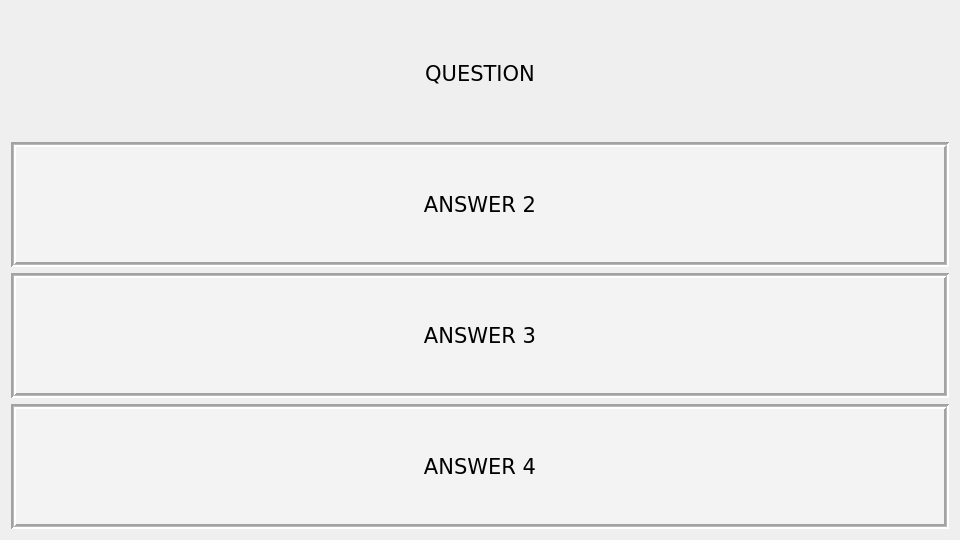
Before: the Qt Designer form checkeng/dialogs/test1/test1.ui in kusanekinov/CheckEng, drawn with Qt 5.
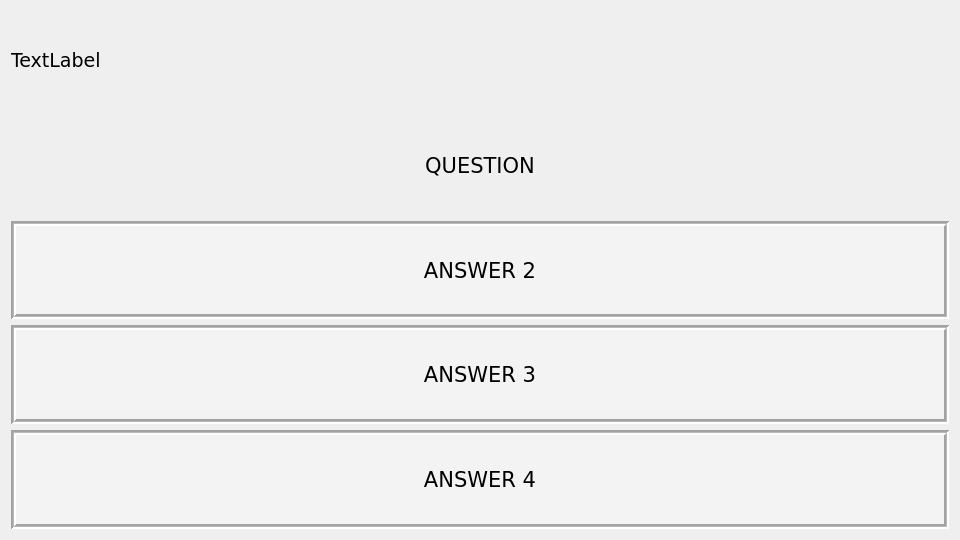
After: the same form once the commit is applied.

Diff of the .ui file:
```diff
--- a/checkeng/dialogs/test1/test1.ui
+++ b/checkeng/dialogs/test1/test1.ui
@@ -31,6 +31,13 @@
    <bool>false</bool>
   </property>
   <layout class="QVBoxLayout" name="verticalLayout">
+   <item>
+    <widget class="QLabel" name="label">
+     <property name="text">
+      <string>TextLabel</string>
+     </property>
+    </widget>
+   </item>
    <item>
     <widget class="QLabel" name="l_question">
      <property name="font">
```
